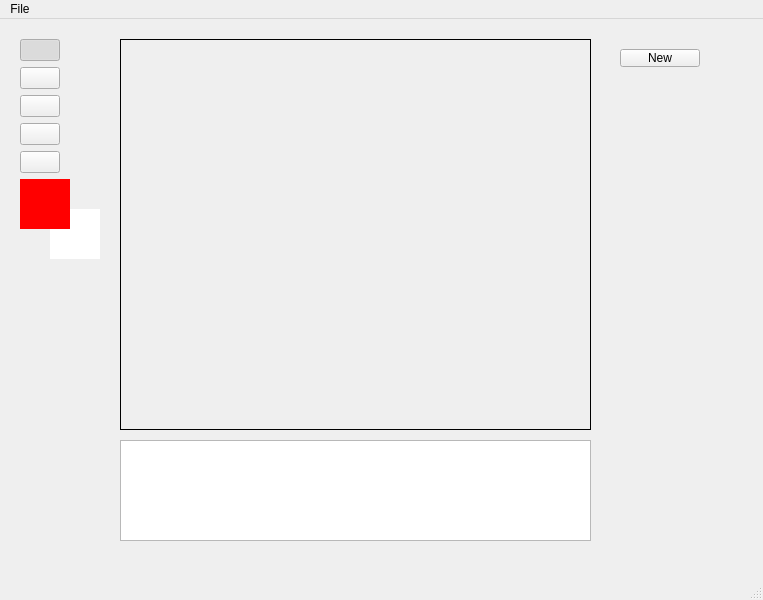
University-of-Utah-CS3505/a7-sprite-editor-s22-Anudlok, file PixelEditor/mainwindow.ui: the form before one commit.
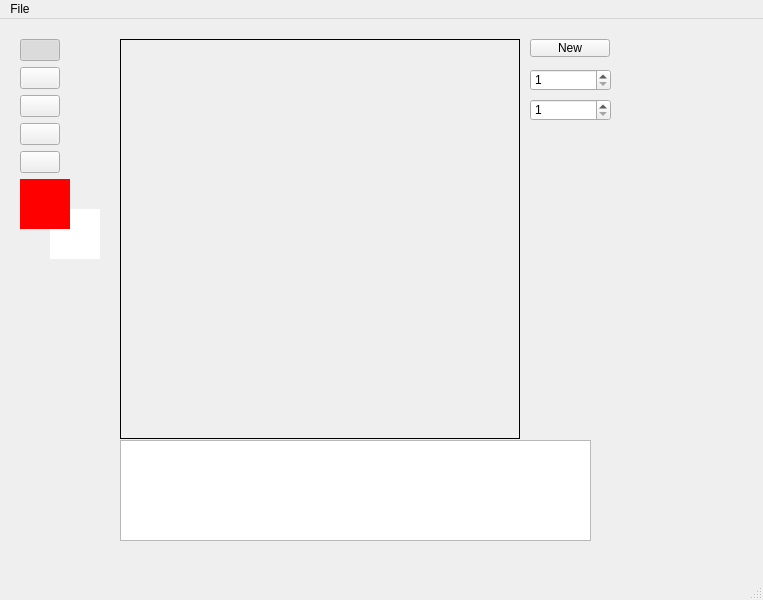
The form after the commit. Icons and pictures are not drawn.

Patch:
```diff
--- a/PixelEditor/mainwindow.ui
+++ b/PixelEditor/mainwindow.ui
@@ -350,8 +350,8 @@
      <rect>
       <x>120</x>
       <y>20</y>
-      <width>471</width>
-      <height>391</height>
+      <width>400</width>
+      <height>400</height>
      </rect>
     </property>
     <property name="autoFillBackground">
@@ -370,8 +370,8 @@
    <widget class="QPushButton" name="btnTest">
     <property name="geometry">
      <rect>
-      <x>620</x>
-      <y>30</y>
+      <x>530</x>
+      <y>20</y>
       <width>80</width>
       <height>18</height>
      </rect>
@@ -380,6 +380,38 @@
      <string>New</string>
     </property>
    </widget>
+   <widget class="QSpinBox" name="sbHeight">
+    <property name="geometry">
+     <rect>
+      <x>530</x>
+      <y>50</y>
+      <width>81</width>
+      <height>22</height>
+     </rect>
+    </property>
+    <property name="minimum">
+     <number>1</number>
+    </property>
+    <property name="maximum">
+     <number>100000</number>
+    </property>
+   </widget>
+   <widget class="QSpinBox" name="sbWidth">
+    <property name="geometry">
+     <rect>
+      <x>530</x>
+      <y>80</y>
+      <width>81</width>
+      <height>22</height>
+     </rect>
+    </property>
+    <property name="minimum">
+     <number>1</number>
+    </property>
+    <property name="maximum">
+     <number>100000</number>
+    </property>
+   </widget>
   </widget>
   <widget class="QMenuBar" name="menubar">
    <property name="geometry">
```
Left out of the diff: 2 changed lines with no effect on the pictures.
